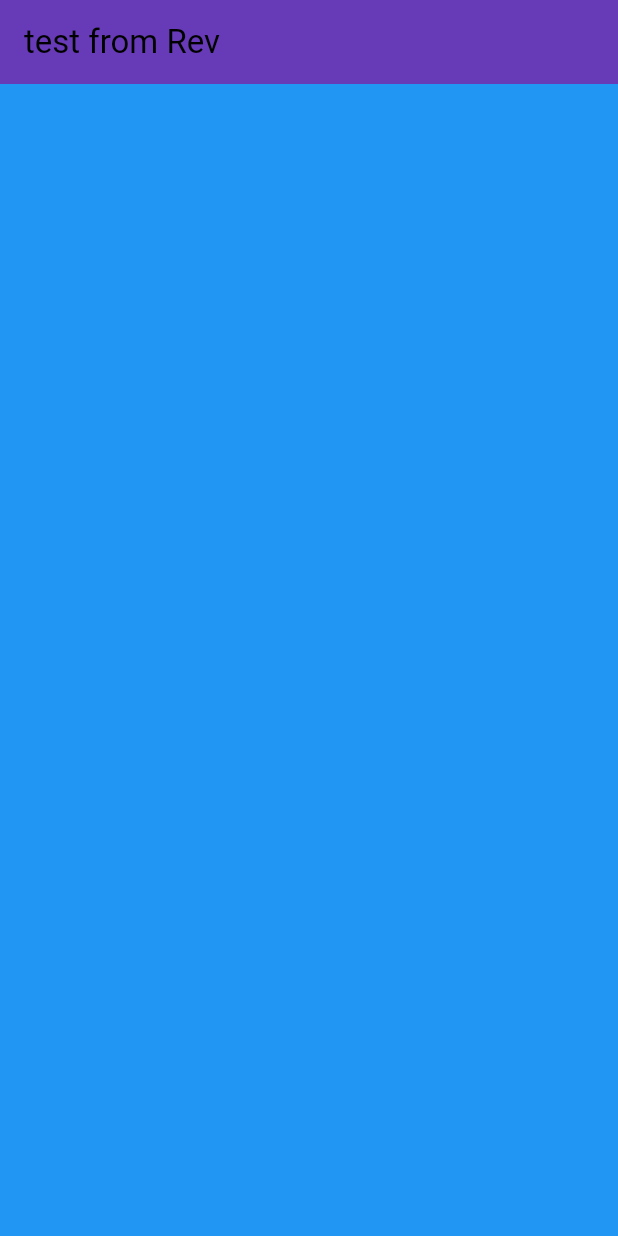
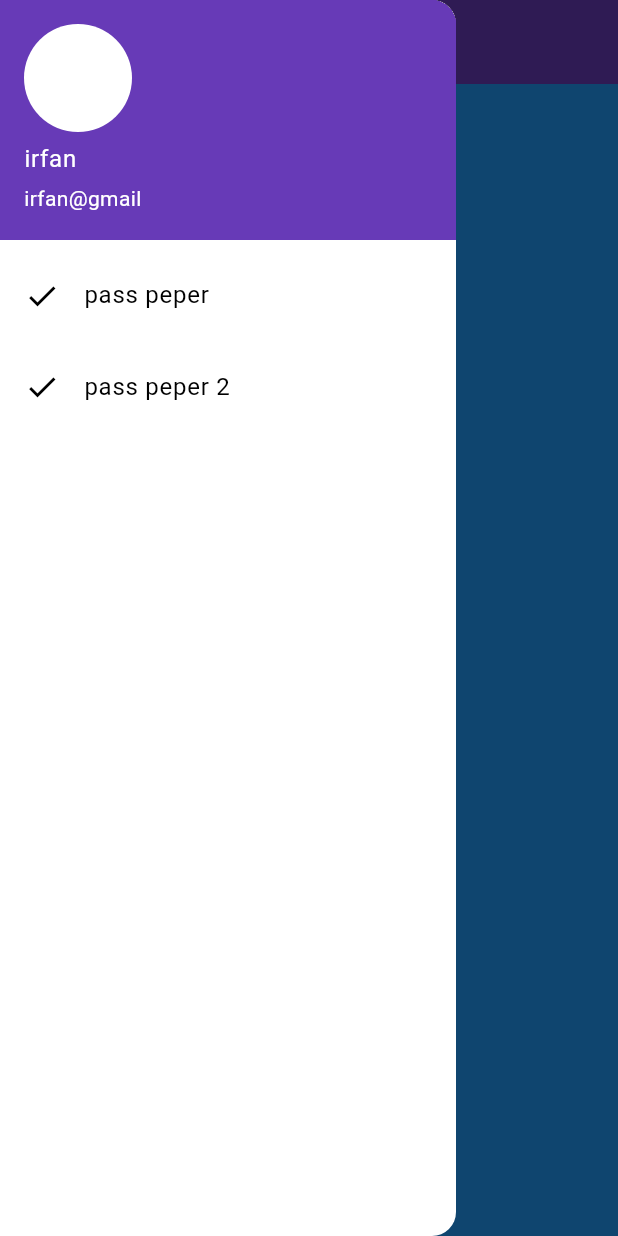
Before and after one commit to sm2irfan/flutter_application_1, a Flutter app: the screen it shows after launch, with the side drawer open (before the commit the screen has no drawer), on a phone screen of 412 x 824 dp. Run offline on Flutter 3.47's test engine with Material 3 defaults, Android fonts, the phone set to English and light mode, and no system bars; our stand-ins replace open_file, permission_handler.

Commit message:
added answer ppouup

```diff
--- /dev/null
+++ b/assets/dataForSecond_answer.json
@@ -0,0 +1,3 @@
+{
+    "answerSets": [1.3, 2.3, 3.2, 4.3, 5.1, 6.1, 7.3, 8.1, 9.1, 10.1, 11.1, 12.3, 13.3, 14.3, 15.1, 16.1]
+}
--- /dev/null
+++ b/assets/data_answer.json
@@ -0,0 +1,5 @@
+{
+    "answerSets": [
+        2.2, 1.3
+    ]
+}
--- a/lib/file_utils.dart
+++ b/lib/file_utils.dart
@@ -7,6 +7,10 @@ import 'package:permission_handler/permission_handler.dart';
 import 'dart:convert';
 
 class FileUtils {
+  // static count variable
+  static int count = 0;
+  static bool isFileGetted = false;
+
   static Future<void> openFile(String filePath) async {
     if (filePath.isNotEmpty) {
       print("Opening file: $filePath");
@@ -14,7 +18,7 @@ class FileUtils {
     }
   }
 
-  static Future<List<String>> listFilesInDirectory() async {
+  static Future<List<String>> listFilesInDirectory(isNeedAnswer) async {
     // Get the external storage directory
     final directory = await getExternalStorageDirectory();
     if (directory == null) {
@@ -23,11 +27,30 @@ class FileUtils {
     }
 
     final List<FileSystemEntity> files = directory.listSync();
-    final List<String> filePaths = files.map((file) => file.path).toList();
+    List<String> filePaths = [];
+    if (isNeedAnswer) {
+      filePaths = files
+        .map((file) => file.path)
+        .where((path) => path.contains('_answer'))
+        .toList();
+    }
+    else {
+      filePaths = files
+        .map((file) => file.path)
+        .where((path) => !path.contains('_answer'))
+        .toList();
+    }
+
+
+    for (var element in filePaths) {
+      print(element);
+    }
+    // isFileGetted = true;
     return filePaths;
   }
 
-  static Future<String> copyAssetFileToExternalIfNotExists(String assetPath) async {
+  static Future<String> copyAssetFileToExternalIfNotExists(
+      String assetPath) async {
     // Request storage permission
     await Permission.storage.request();
 
@@ -82,6 +105,5 @@ class FileUtils {
     } catch (e) {
       print('Error deleting file: $e');
     }
-
   }
 }
--- a/lib/main.dart
+++ b/lib/main.dart
@@ -1,8 +1,7 @@
 import 'package:flutter/material.dart';
+import 'package:flutter/widgets.dart';
 import 'question_ground.dart';
 // Import the data parser file
-import 'package:path_provider/path_provider.dart';
-import 'dart:io';
 import 'file_utils.dart'; // Import the file utilities
 import 'data_loader.dart'; // Import the data loader
 import 'exam_paper.dart';
@@ -24,6 +23,9 @@ class MyApp extends StatelessWidget {
         useMaterial3: true,
       ),
       home: const MyHomePage(title: "test from Rev"),
+      routes: {
+        '/MyHomePage': (context) => const MyHomePage(title: "test from Rev"),
+      },
     );
   }
 }
@@ -48,19 +50,27 @@ class _MyHomePageState extends State<MyHomePage> {
   @override
   void initState() {
     super.initState();
-    initializeAssets();
+    if (!FileUtils.isFileGetted) {
       getAssetsFileNamesAndCopy();
+      FileUtils.isFileGetted = true;
+    }
   }
 
+  // the initializeAssets method is being called indirectly
+  // through the FutureBuilder widget in the build method.
   Future<List<String>> initializeAssets() async {
-    final externalStorageFiles = await FileUtils.listFilesInDirectory();
+    var isNeedAnswer = false;
+    final externalStorageFiles =
+        await FileUtils.listFilesInDirectory(isNeedAnswer);
     // externalStorageFiles.forEach((element) {
     //   FileUtils.deleteFile(element);
     // });
+
     return externalStorageFiles;
   }
 
   Future<List<String>> getAssetsFileNamesAndCopy() async {
+    print('from getAssetsFileNamesAndCopy');
     final files = await FileUtils.getAssetsFileNames('assets/');
     for (var element in files) {
       FileUtils.copyAssetFileToExternalIfNotExists(element);
@@ -76,7 +86,7 @@ class _MyHomePageState extends State<MyHomePage> {
     });
 
     // Use the DataLoader class to load the data
-    questionAnswerSetDataList = await DataLoader.loadData(asset);
+    questionAnswerSetDataList = await DataLoader.loadDataAndParser(asset);
 
     setState(() {
       isLoading = false;
@@ -85,6 +95,7 @@ class _MyHomePageState extends State<MyHomePage> {
     // Navigate to the second screen using a named route.
     MaterialPageRoute route = MaterialPageRoute(
       builder: (currentContext) => QuestionGround(
+        filePath: asset,
         title: 'from first',
         questionAnswerSetDataList: questionAnswerSetDataList,
       ),
@@ -97,18 +108,18 @@ class _MyHomePageState extends State<MyHomePage> {
     await FileUtils.openFile(filePath);
   }
 
-  Future<List<String>> listFilesInDirectory() async {
-    // Get the external storage directory
-    final directory = await getExternalStorageDirectory();
-    if (directory == null) {
-      print("External storage directory not found.");
-      return [];
-    }
+  // Future<List<String>> listFilesInDirectory() async {
+  //   // Get the external storage directory
+  //   final directory = await getExternalStorageDirectory();
+  //   if (directory == null) {
+  //     print("External storage directory not found.");
+  //     return [];
+  //   }
 
-    final List<FileSystemEntity> files = directory.listSync();
-    final List<String> filePaths = files.map((file) => file.path).toList();
-    return filePaths;
-  }
+  //   final List<FileSystemEntity> files = directory.listSync();
+  //   final List<String> filePaths = files.map((file) => file.path).toList();
+  //   return filePaths;
+  // }
 
   void handleEdit(String asset) {
     print('Editing handleEdit');
@@ -141,7 +152,8 @@ class _MyHomePageState extends State<MyHomePage> {
             } else {
               // Assets loaded successfully
               externalStorageFiles = snapshot.data!;
-              return Column(
+              return SingleChildScrollView(
+                child: Column(
                   mainAxisAlignment: MainAxisAlignment.center,
                   children: <Widget>[
                     for (var asset in externalStorageFiles)
@@ -149,7 +161,8 @@ class _MyHomePageState extends State<MyHomePage> {
                         padding: const EdgeInsets.all(
                             8.0), // Add vertical spacing of 8 units
                         child: ExamPaper(
-                        buttonText: 'first semester question paper for $asset',
+                          buttonText:
+                              'கடந்த கால வினாக்கள் 2023, இரண்டு மணித்தியால வினாக்கள்',
                           onPressed: () => _loadData(asset),
                           isLoading: isLoading,
                           onEditPressed: () => handleEdit(asset),
@@ -157,11 +170,40 @@ class _MyHomePageState extends State<MyHomePage> {
                         ),
                       ),
                   ],
+                ),
               );
             }
           },
         ),
       ),
+      drawer: const Drawer(
+        // Add a drawer here
+        child: Column(children: <Widget>[
+          UserAccountsDrawerHeader(
+              accountName: Text('irfan'),
+              accountEmail: Text("irfan@gmail"),
+              currentAccountPicture: CircleAvatar(
+                backgroundColor: Colors.white,
+                child: Text(
+                  'hi ',
+                ),
+              )),
+          ListTile(
+            title: Text("pass peper"),
+            leading: Icon(Icons.check),
+          ),
+          Divider(
+            height: 5,
+          ),
+          ListTile(
+            title: Text("pass peper 2"),
+            leading: Icon(Icons.check),
+          ),
+          Divider(
+            height: 5,
+          )
+        ]),
+      ),
     );
   }
 }
```
Also changed, not shown: lib/data_loader.dart (+26 -4 lines), lib/data_parser.dart (+7 -6 lines), lib/question_ground.dart (+67 -5 lines). Lines whose indentation alone changed are shown as unchanged.
